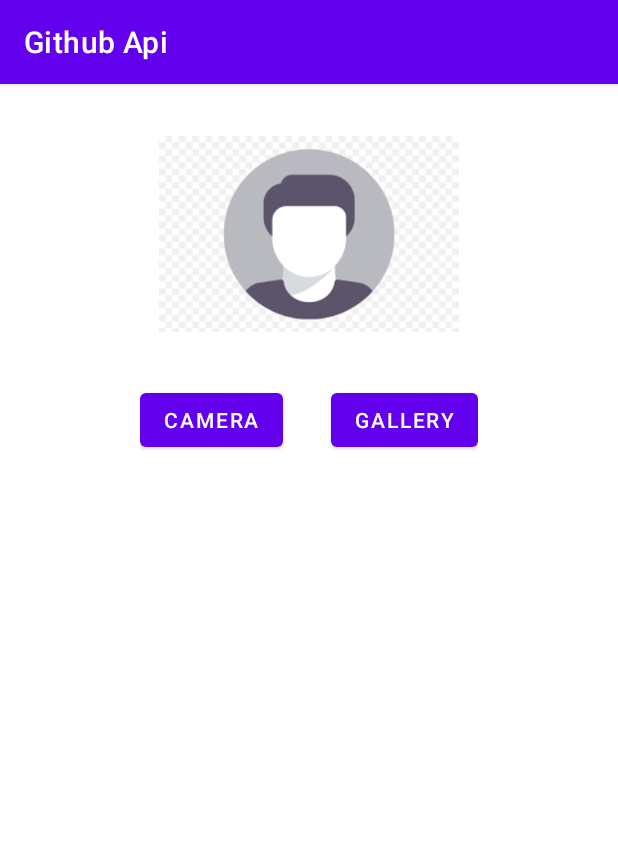
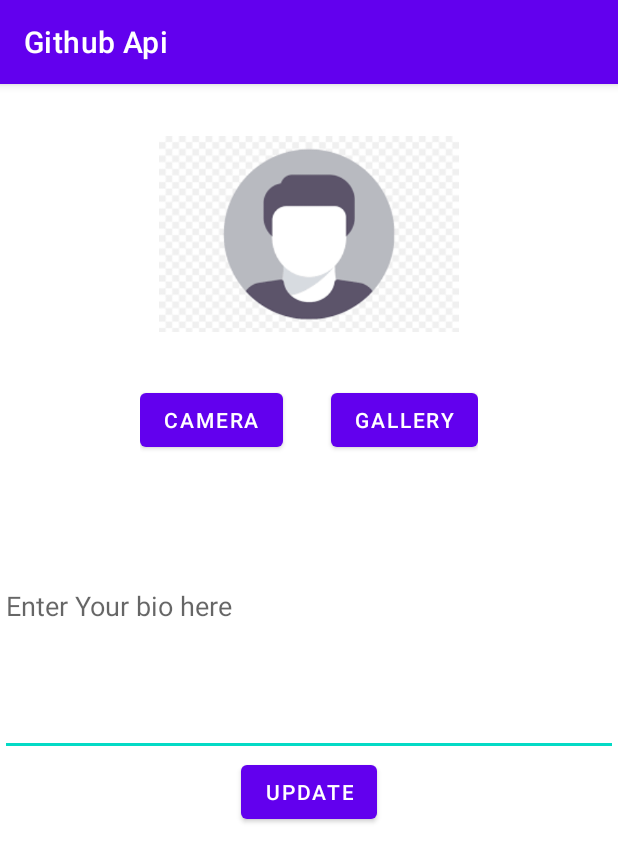
Before and after one commit to JAPHETHNYARANGA/NyarangaApp-Version4, an Android app: the ProfileActivity screen opened directly, with no data from a screen before it, on a phone screen of 412 x 824 dp. Shown: the top 862 px of the screen. Run offline under Robolectric (Android 15) with nearby library versions, the phone set to English and light mode, and no system bars; our stand-ins replace Firebase (no records; nobody signed in at launch, a user with empty details on screens opened directly); pictures from the network do not load.

Commit message:
Updated bio edittext

```diff
--- a/app/src/main/res/layout/activity_profile.xml
+++ b/app/src/main/res/layout/activity_profile.xml
@@ -45,5 +45,24 @@
             app:layout_constraintStart_toEndOf="@+id/cameraBtn"
             app:layout_constraintTop_toTopOf="@+id/cameraBtn" />
     </LinearLayout>
+    <LinearLayout
+        android:layout_width="match_parent"
+        android:layout_height="wrap_content"
+        android:orientation="vertical">
+        <EditText
+            android:id="@+id/bio"
+            android:layout_width="match_parent"
+            android:layout_height="200dp"
+            android:hint="Enter Your bio here"
+            />
+
+           <Button
+               android:id="@+id/updateBio"
+               android:layout_width="wrap_content"
+               android:text="Update"
+               android:layout_gravity="center_horizontal"
+               android:layout_height="wrap_content"  />
+
+    </LinearLayout>
 
 </LinearLayout>
```
